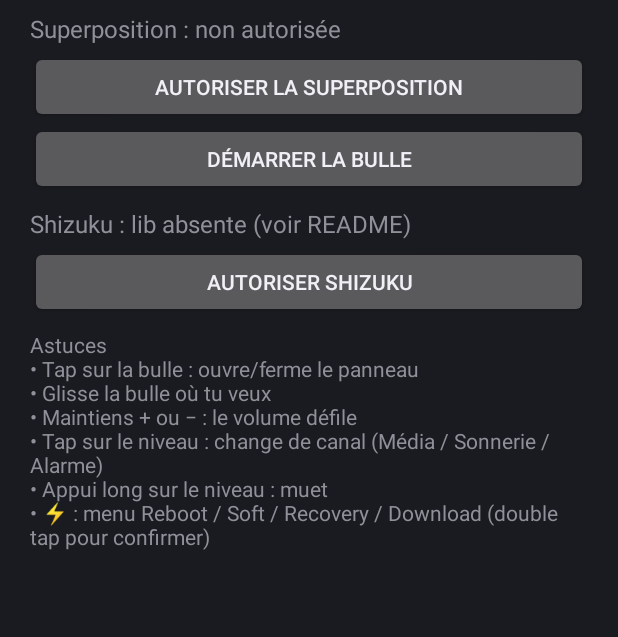
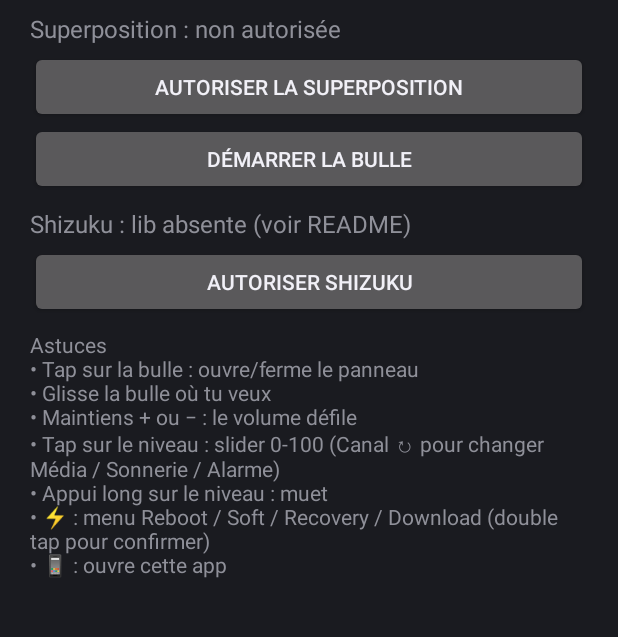
Before and after one commit to Anonymus-coder1/MiniVolume, an Android app: the screen it shows after launch (MainActivity), on a phone screen of 412 x 824 dp, the part 185-822 px from its top. Run offline under Robolectric (Android 15) with nearby library versions, the phone set to English and light mode, and no system bars.

Commit message:
Corrige le texte d'aide (slider 0-100, bouton ouvrir l'app)

```diff
--- a/app/src/main/java/com/MiniVolume/MainActivity.java
+++ b/app/src/main/java/com/MiniVolume/MainActivity.java
@@ -81,9 +81,10 @@ public class MainActivity extends Activity {
                 + "• Tap sur la bulle : ouvre/ferme le panneau\n"
                 + "• Glisse la bulle où tu veux\n"
                 + "• Maintiens + ou − : le volume défile\n"
-                + "• Tap sur le niveau : change de canal (Média / Sonnerie / Alarme)\n"
+                + "• Tap sur le niveau : slider 0-100 (Canal ↻ pour changer Média / Sonnerie / Alarme)\n"
                 + "• Appui long sur le niveau : muet\n"
-                + "• ⚡ : menu Reboot / Soft / Recovery / Download (double tap pour confirmer)", 14));
+                + "• ⚡ : menu Reboot / Soft / Recovery / Download (double tap pour confirmer)\n"
+                + "• 📱 : ouvre cette app", 14));
 
         setContentView(sv);
     }
```
